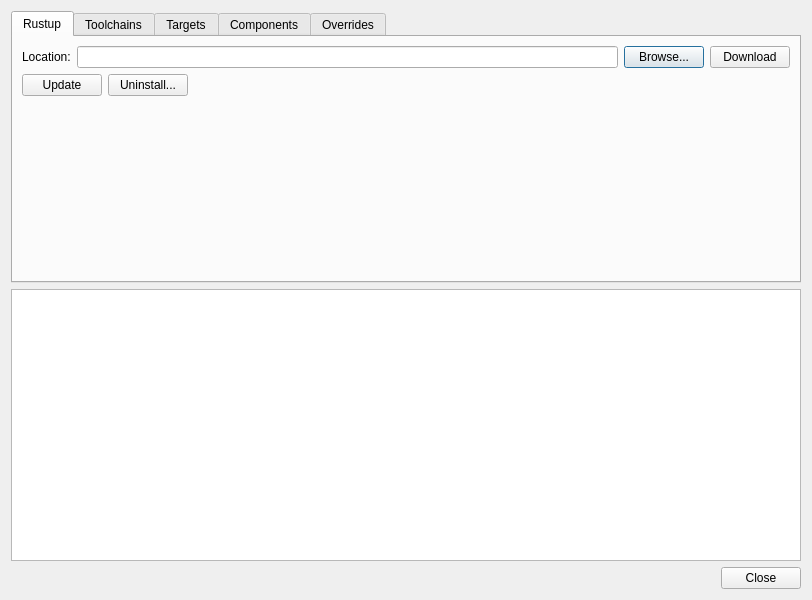
Before: the Qt Designer form Source/UI/RustInstaller.ui in krre/afterglow, drawn with Qt 5.
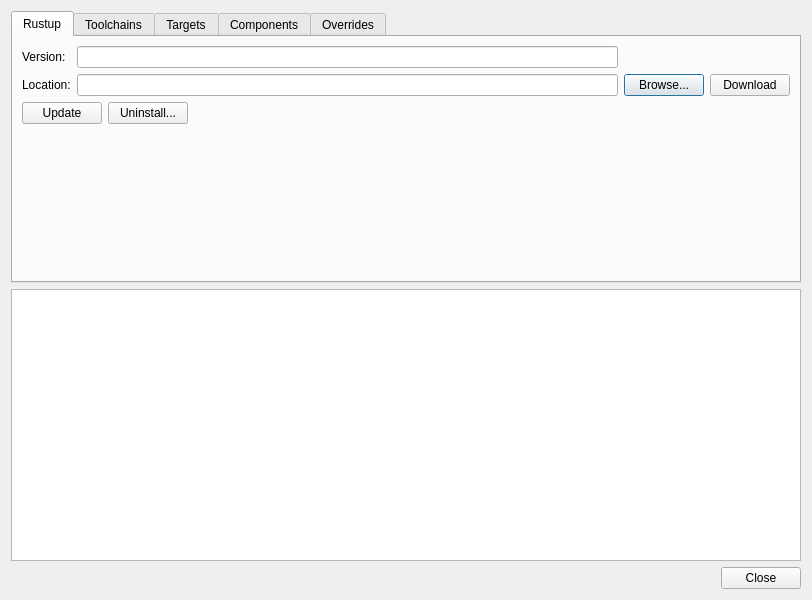
After: the same form once the commit is applied.

Commit message: Add lineEdit for rustc version in Rust Installer window

The edit to the form file:
```diff
--- a/Source/UI/RustInstaller.ui
+++ b/Source/UI/RustInstaller.ui
@@ -25,31 +25,45 @@
       </attribute>
       <layout class="QVBoxLayout" name="verticalLayout_2">
        <item>
-        <layout class="QHBoxLayout" name="horizontalLayout_2">
-         <item>
-          <widget class="QLabel" name="label">
-           <property name="text">
-            <string>Location:</string>
-           </property>
-          </widget>
-         </item>
-         <item>
-          <widget class="QLineEdit" name="lineEditRustup"/>
-         </item>
-         <item>
+        <layout class="QGridLayout" name="gridLayout">
+         <item row="1" column="2">
           <widget class="QPushButton" name="pushButtonBrowseRustup">
            <property name="text">
             <string>Browse...</string>
            </property>
           </widget>
          </item>
-         <item>
+         <item row="1" column="3">
           <widget class="QPushButton" name="pushButtonDownloadRustup">
            <property name="text">
             <string>Download</string>
            </property>
           </widget>
          </item>
+         <item row="0" column="0">
+          <widget class="QLabel" name="label_2">
+           <property name="text">
+            <string>Version:</string>
+           </property>
+          </widget>
+         </item>
+         <item row="1" column="0">
+          <widget class="QLabel" name="label">
+           <property name="text">
+            <string>Location:</string>
+           </property>
+          </widget>
+         </item>
+         <item row="1" column="1">
+          <widget class="QLineEdit" name="lineEditLocation"/>
+         </item>
+         <item row="0" column="1">
+          <widget class="QLineEdit" name="lineEditVersion">
+           <property name="readOnly">
+            <bool>true</bool>
+           </property>
+          </widget>
+         </item>
         </layout>
        </item>
        <item>
```
The commit also changes 2 other files.
